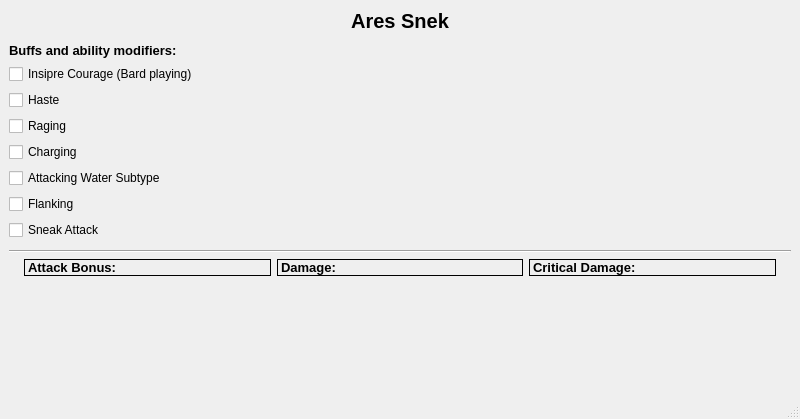
Before: the Qt Designer form main_window.ui in asarinn/ares_snek, drawn with Qt 5.
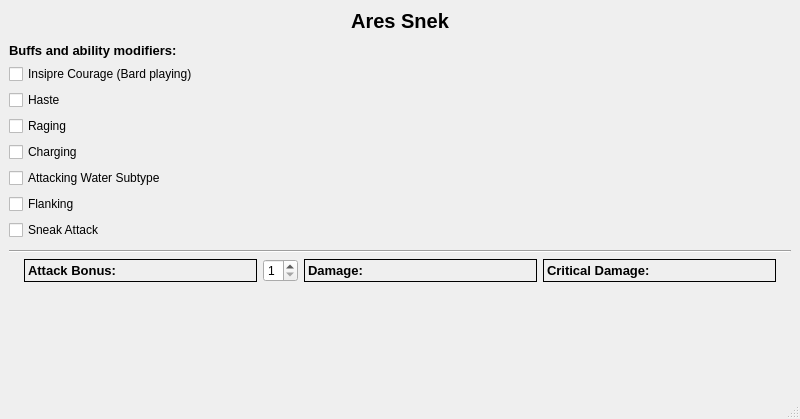
After: the same form once the commit is applied.

Patch:
```diff
--- a/main_window.ui
+++ b/main_window.ui
@@ -133,7 +133,7 @@
        </widget>
       </item>
       <item>
-       <layout class="QHBoxLayout" name="horizontalLayout" stretch="0,0,0">
+       <layout class="QHBoxLayout" name="horizontalLayout" stretch="0,0,0,0">
         <property name="leftMargin">
          <number>15</number>
         </property>
@@ -158,6 +158,25 @@
           </property>
          </widget>
         </item>
+        <item>
+         <widget class="QSpinBox" name="num_hits_spin_box">
+          <property name="maximumSize">
+           <size>
+            <width>35</width>
+            <height>16777215</height>
+           </size>
+          </property>
+          <property name="toolTip">
+           <string>Number of Hits</string>
+          </property>
+          <property name="suffix">
+           <string/>
+          </property>
+          <property name="minimum">
+           <number>1</number>
+          </property>
+         </widget>
+        </item>
         <item>
          <widget class="QLabel" name="damage_label">
           <property name="font">
```
Left out of the diff: 2 changed lines with no effect on the pictures.
